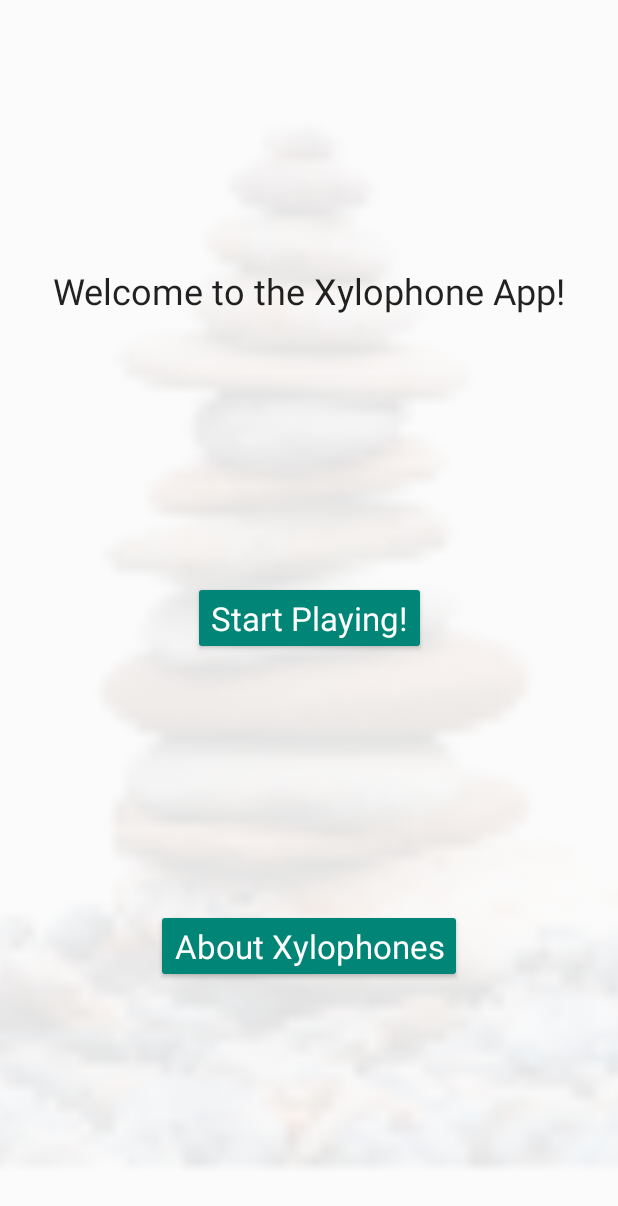
After one commit to TziporaG/AndroidTermProject, an Android app: the layout activity_home.xml on its own in the app's theme, with its tools: preview values and no code run, on a phone screen of 412 x 824 dp. The commit adds this screen. Shown: the top 1206 px of the screen. Run offline under Robolectric (Android 15) with nearby library versions, the phone set to English and light mode, and no system bars.

Commit message:
Added a home screen

```diff
--- a/app/src/main/java/com/example/term_project/activities/SplashActivity.java
+++ b/app/src/main/java/com/example/term_project/activities/SplashActivity.java
@@ -18,7 +18,7 @@ public class SplashActivity extends AppCompatActivity {
         PreferenceManager.setDefaultValues(this, R.xml.root_preferences, false);
         Utils.setNightModeOnOffFromPreferenceValue(getApplicationContext(), getString(R.string.night_mode_key));
 
-        startActivity (new Intent(getApplicationContext (), MainActivity.class));
+        startActivity (new Intent(getApplicationContext (), HomeActivity.class));
         finish ();
     }
 }
--- /dev/null
+++ b/app/src/main/res/layout/activity_home.xml
@@ -0,0 +1,52 @@
+<?xml version="1.0" encoding="utf-8"?>
+<androidx.constraintlayout.widget.ConstraintLayout xmlns:android="http://schemas.android.com/apk/res/android"
+    xmlns:app="http://schemas.android.com/apk/res-auto"
+    xmlns:tools="http://schemas.android.com/tools"
+    android:layout_width="match_parent"
+    android:layout_height="match_parent"
+    tools:context=".activities.HomeActivity">
+
+    <ImageView
+        android:layout_width="match_parent"
+        android:layout_height="match_parent"
+        android:src="@drawable/splash_background"
+        android:alpha=".1"
+        android:scaleType="centerCrop"/>
+    <TextView
+        android:layout_width="wrap_content"
+        android:layout_height="wrap_content"
+        app:layout_constraintBottom_toTopOf="@+id/centerButton"
+        app:layout_constraintTop_toTopOf="parent"
+        app:layout_constraintLeft_toLeftOf="parent"
+        app:layout_constraintRight_toRightOf="parent"
+        android:text="@string/welcome_to_the_xylophone_app"
+        android:textAppearance="@style/TextAppearance.MaterialComponents.Headline5"/>
+
+    <Button
+        android:id="@+id/centerButton"
+        android:layout_width="wrap_content"
+        android:layout_height="wrap_content"
+        app:layout_constraintTop_toTopOf="parent"
+        app:layout_constraintBottom_toBottomOf="parent"
+        app:layout_constraintLeft_toLeftOf="parent"
+        app:layout_constraintRight_toRightOf="parent"
+        android:onClick="startPlaying"
+        android:text="@string/start_playing"
+        style="@style/Widget.AppCompat.Button.Colored"
+        android:textAppearance="@style/TextAppearance.AppCompat.Large.Inverse"/>
+
+    <Button
+        android:layout_width="wrap_content"
+        android:layout_height="wrap_content"
+        app:layout_constraintTop_toBottomOf="@id/centerButton"
+        app:layout_constraintBottom_toBottomOf="parent"
+        app:layout_constraintLeft_toLeftOf="parent"
+        app:layout_constraintRight_toRightOf="parent"
+        android:onClick="showAboutXylophone"
+        android:text="@string/about_xylophones"
+        style="@style/Widget.AppCompat.Button.Colored"
+        android:textAppearance="@style/TextAppearance.AppCompat.Large.Inverse"/>
+
+
+
+</androidx.constraintlayout.widget.ConstraintLayout>
--- a/app/src/main/res/values/strings.xml
+++ b/app/src/main/res/values/strings.xml
@@ -15,5 +15,8 @@
     <string name="night_mode_title">Night/Dark Mode</string>
     <string name="night_mode_off">Never use Night/Dark Mode</string>
     <string name="night_mode_on">Use Night/Dark Mode (unless disabled in OS Settings)</string>
+    <string name="start_playing">Start Playing!</string>
+    <string name="about_xylophones">About Xylophones</string>
+    <string name="welcome_to_the_xylophone_app">Welcome to the Xylophone App!</string>
 
 </resources>
```
Also changed, not shown: app/src/main/AndroidManifest.xml (+14 -8 lines), app/src/main/java/com/example/term_project/activities/HomeActivity.java (added, +31 -0 lines), app/src/main/java/com/example/term_project/activities/MainActivity.java (+0 -10 lines).
